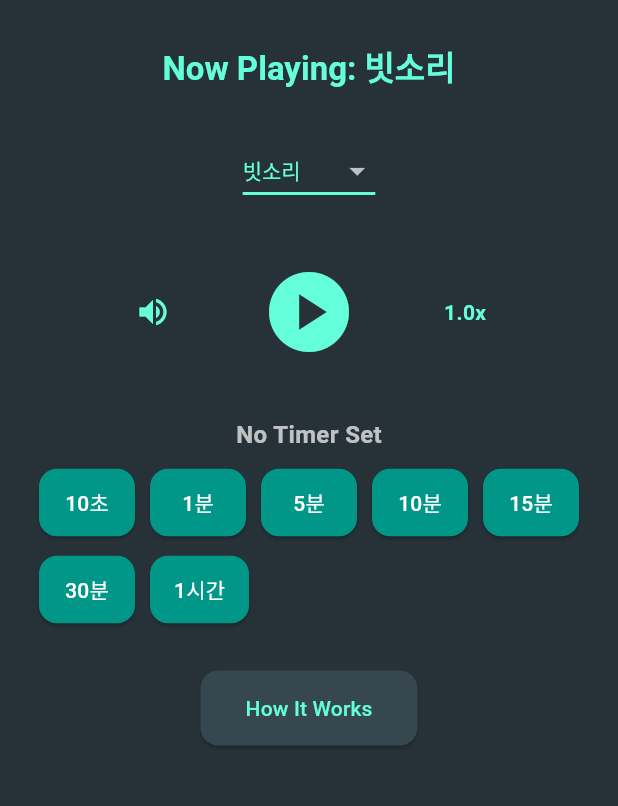
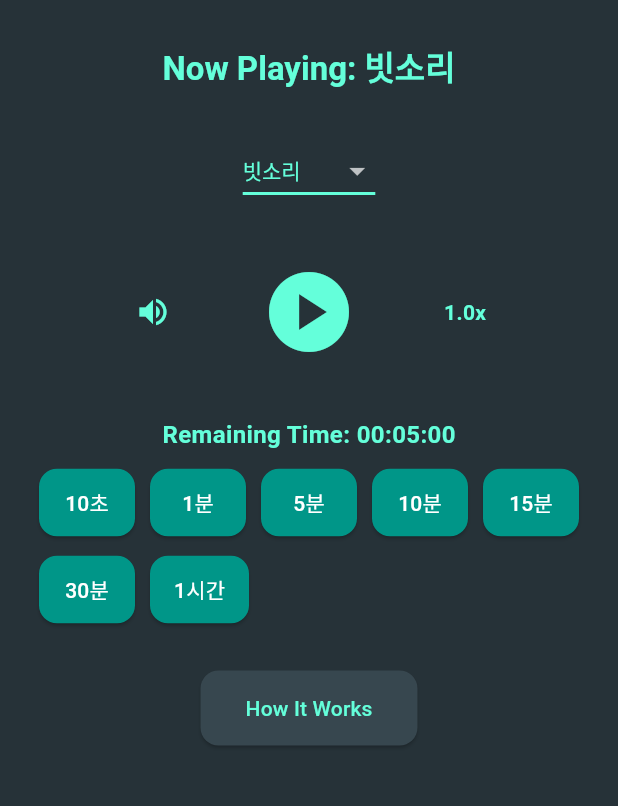
Before and after one commit to Catnap7/flutter_sleepy, a Flutter app: the screen it shows after launch, on a phone screen of 412 x 824 dp, the part 63-869 px from its top. Run offline on Flutter 3.47's test engine with Material 3 defaults, Android fonts, the phone set to English and light mode, and no system bars; our stand-ins replace device_info_plus, flutter_local_notifications, just_audio, permission_handler, shared_preferences; missing offline and left inert: audio_session, flutter_background_service; statements that could not run were skipped.

Commit message:
앱 아이콘 추가하고 오디오 플레이어부분 조금 수정

```diff
--- a/lib/screens/audio_home_page.dart
+++ b/lib/screens/audio_home_page.dart
@@ -19,27 +19,33 @@ class AudioHomePage extends StatefulWidget {
 class _AudioHomePageState extends State<AudioHomePage> {
   late final AudioService _audioService;
   int _selectedIndex = 0;
-  Duration _remainingTime = Duration.zero;
+  Duration _remainingTime = const Duration(minutes: 5);
 
   @override
   void initState() {
     super.initState();
+    _initializeServices();
+  }
+
+  Future<void> _initializeServices() async {
     _audioService = AudioService();
-    BatteryOptimizationHandler.ignoreBatteryOptimization();
-    _initializeAudio();
+    await BatteryOptimizationHandler.ignoreBatteryOptimization();
+    await _initializeAudio();
+    await _startBackgroundService();
   }
 
   Future<void> _initializeAudio() async {
     await _audioService.initialize();
     await _setTrack(_selectedIndex);
     _setupTimerListener();
-    _startBackgroundService();
   }
 
   void _setupTimerListener() {
-    _audioService.timerStream.listen((duration) {
+    _audioService.timerStream.listen(_updateRemainingTime);
+  }
+
+  void _updateRemainingTime(Duration duration) {
     setState(() => _remainingTime = duration);
-    });
   }
 
   Future<void> _setTrack(int index) async {
@@ -48,11 +54,17 @@ class _AudioHomePageState extends State<AudioHomePage> {
 
   Future<void> _startBackgroundService() async {
     final service = FlutterBackgroundService();
-    final isRunning = await service.isRunning();
-    if (!isRunning) {
-      service.startService();
+    if (!await service.isRunning()) {
+      await service.startService();
     }
     service.invoke('setAsForeground');
+  }
+
+  Future<void> _onTrackChanged(int? index) async {
+    if (index != null && index != _selectedIndex) {
+      setState(() => _selectedIndex = index);
+      await _setTrack(index);
+    }
   }
 
   @override
@@ -65,11 +77,7 @@ class _AudioHomePageState extends State<AudioHomePage> {
   @override
   Widget build(BuildContext context) {
     return Scaffold(
-      appBar: AppBar(
-        title: const Text('Sleepy Audio'),
-        backgroundColor: Colors.blueGrey[900],
-        elevation: 0,
-      ),
+      appBar: _buildAppBar(),
       body: SafeArea(
         child: Padding(
           padding: const EdgeInsets.all(16.0),
@@ -83,25 +91,7 @@ class _AudioHomePageState extends State<AudioHomePage> {
               const SizedBox(height: 30),
               _buildTimerSection(),
               const SizedBox(height: 30),
-              // move to explain_screen
-              ElevatedButton(
-                onPressed: () {
-                  Navigator.push(
-                    context,
-                    MaterialPageRoute(
-                        builder: (context) => const ExplainScreen()),
-                  );
-                },
-                style: ElevatedButton.styleFrom(
-                  backgroundColor: Colors.blueGrey[800],
-                  padding:
-                      const EdgeInsets.symmetric(horizontal: 30, vertical: 15),
-                ),
-                child: const Text(
-                  'How It Works',
-                  style: TextStyle(color: Colors.tealAccent),
-                ),
-              ),
+              _buildHowItWorksButton(),
             ],
           ),
         ),
@@ -109,10 +99,18 @@ class _AudioHomePageState extends State<AudioHomePage> {
     );
   }
 
+  PreferredSizeWidget _buildAppBar() {
+    return AppBar(
+      title: const Text('Sleepy Audio'),
+      backgroundColor: Colors.blueGrey[900],
+      elevation: 0,
+    );
+  }
+
   Widget _buildTrackInfo() {
     return StreamBuilder<SequenceState?>(
       stream: _audioService.player.sequenceStateStream,
-      builder: (context, snapshot) {
+      builder: (context, _) {
         return Text(
           'Now Playing: ${TracksData.tracks[_selectedIndex].title}',
           style: Theme.of(context).textTheme.titleLarge,
@@ -130,43 +128,40 @@ class _AudioHomePageState extends State<AudioHomePage> {
         height: 2,
         color: Colors.tealAccent,
       ),
-      items: TracksData.tracks.asMap().entries.map((entry) {
+      items: _buildTrackItems(),
+      onChanged: _onTrackChanged,
+    );
+  }
+
+  List<DropdownMenuItem<int>> _buildTrackItems() {
+    return TracksData.tracks.asMap().entries.map((entry) {
       return DropdownMenuItem<int>(
         value: entry.key,
         child: Text(entry.value.title),
       );
-      }).toList(),
-      onChanged: _onTrackChanged,
-    );
-  }
-
-  Future<void> _onTrackChanged(int? index) async {
-    if (index != null && index != _selectedIndex) {
-      setState(() => _selectedIndex = index);
-      await _setTrack(index);
-      _audioService.player.play();
-    }
+    }).toList();
   }
 
   Widget _buildTimerSection() {
     return Column(
       children: [
-        Text(
+        _buildTimerDisplay(),
+        const SizedBox(height: 10),
+        _buildTimerButtons(),
+      ],
+    );
+  }
+
+  Widget _buildTimerDisplay() {
+    return Text(
       _remainingTime > Duration.zero
           ? 'Remaining Time: ${DurationFormatter.format(_remainingTime)}'
           : 'No Timer Set',
       style: TextStyle(
         fontSize: 16,
         fontWeight: FontWeight.bold,
-            color: _remainingTime > Duration.zero
-                ? Colors.tealAccent
-                : Colors.white70,
+        color: _remainingTime > Duration.zero ? Colors.tealAccent : Colors.white70,
       ),
-        ),
-        const SizedBox(height: 10),
-        _buildTimerButtons(),
-        if (_remainingTime > Duration.zero) _buildCancelButton(),
-      ],
     );
   }
 
@@ -174,60 +169,43 @@ class _AudioHomePageState extends State<AudioHomePage> {
     return Wrap(
       spacing: 10.0,
       runSpacing: 10.0,
-      children: [
-        TimerButton(
-          label: '10초',
-          duration: const Duration(seconds: 10),
-          onPressed: () =>
-              _audioService.startTimer(const Duration(seconds: 10)),
-        ),
-        TimerButton(
-          label: '1분',
-          duration: const Duration(minutes: 1),
-          onPressed: () => _audioService.startTimer(const Duration(minutes: 1)),
-        ),
-        TimerButton(
-          label: '5분',
-          duration: const Duration(minutes: 5),
-          onPressed: () => _audioService.startTimer(const Duration(minutes: 5)),
-        ),
-        TimerButton(
-          label: '10분',
-          duration: const Duration(minutes: 10),
-          onPressed: () =>
-              _audioService.startTimer(const Duration(minutes: 10)),
-        ),
-        TimerButton(
-          label: '15분',
-          duration: const Duration(minutes: 15),
-          onPressed: () =>
-              _audioService.startTimer(const Duration(minutes: 15)),
-        ),
-        TimerButton(
-          label: '30분',
-          duration: const Duration(minutes: 30),
-          onPressed: () =>
-              _audioService.startTimer(const Duration(minutes: 30)),
-        ),
-        TimerButton(
-          label: '1시간',
-          duration: const Duration(hours: 1),
-          onPressed: () => _audioService.startTimer(const Duration(hours: 1)),
-        ),
-      ],
+      children: _buildTimerButtonsList(),
     );
   }
 
-  Widget _buildCancelButton() {
-    return Padding(
-      padding: const EdgeInsets.only(top: 10),
-      child: ElevatedButton(
-        onPressed: _audioService.cancelTimer,
+  List<Widget> _buildTimerButtonsList() {
+    final timerDurations = [
+      {'label': '10초', 'duration': const Duration(seconds: 10)},
+      {'label': '1분', 'duration': const Duration(minutes: 1)},
+      {'label': '5분', 'duration': const Duration(minutes: 5)},
+      {'label': '10분', 'duration': const Duration(minutes: 10)},
+      {'label': '15분', 'duration': const Duration(minutes: 15)},
+      {'label': '30분', 'duration': const Duration(minutes: 30)},
+      {'label': '1시간', 'duration': const Duration(hours: 1)},
+    ];
+
+    return timerDurations.map((timer) {
+      return TimerButton(
+        label: timer['label'] as String,
+        duration: timer['duration'] as Duration,
+        onPressed: () => _audioService.startTimer(timer['duration'] as Duration),
+      );
+    }).toList();
+  }
+
+  Widget _buildHowItWorksButton() {
+    return ElevatedButton(
+      onPressed: () => Navigator.push(
+        context,
+        MaterialPageRoute(builder: (context) => const ExplainScreen()),
+      ),
       style: ElevatedButton.styleFrom(
-          backgroundColor: Colors.grey[700],
-          foregroundColor: Colors.white,
+        backgroundColor: Colors.blueGrey[800],
+        padding: const EdgeInsets.symmetric(horizontal: 30, vertical: 15),
       ),
-        child: const Text('타이머 취소'),
+      child: const Text(
+        'How It Works',
+        style: TextStyle(color: Colors.tealAccent),
       ),
     );
   }
```
Also changed, not shown: lib/services/audio_service.dart (+82 -18 lines), pubspec.yaml (+10 -0 lines), assets/icon/icon.png (added), pubspec.lock, 24 other files. Lines whose indentation alone changed are shown as unchanged.
